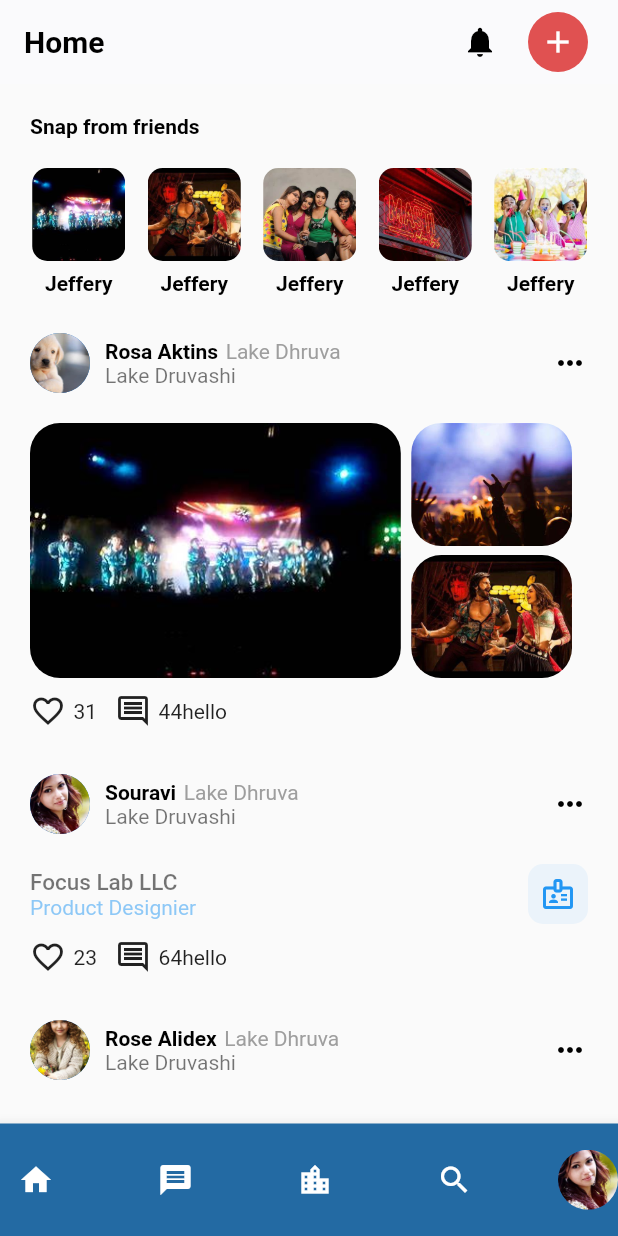
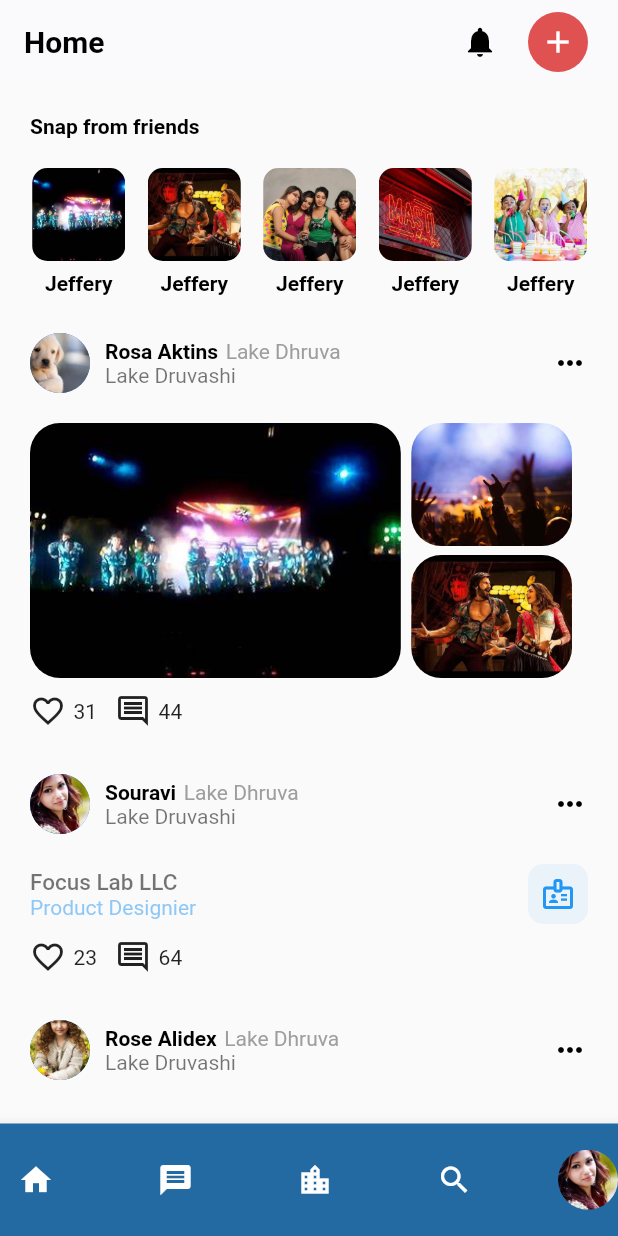
Before and after one commit to Vidushi2047/event_app, a Flutter app: the screen it shows after launch, on a phone screen of 412 x 824 dp. Run offline on Flutter 3.47's test engine with Material 2 defaults, Android fonts, the light colour scheme and no system bars.

Commit message:
text  updated

```diff
--- a/lib/componant/LikeComment.dart
+++ b/lib/componant/LikeComment.dart
@@ -24,7 +24,7 @@ class LikeComment extends StatelessWidget {
            const Icon(Icons.comment_outlined,),
            const SizedBox(width: 5,),
           Text(comment!),
-          Text("hello")
+
 
         ],
       ),);
```
